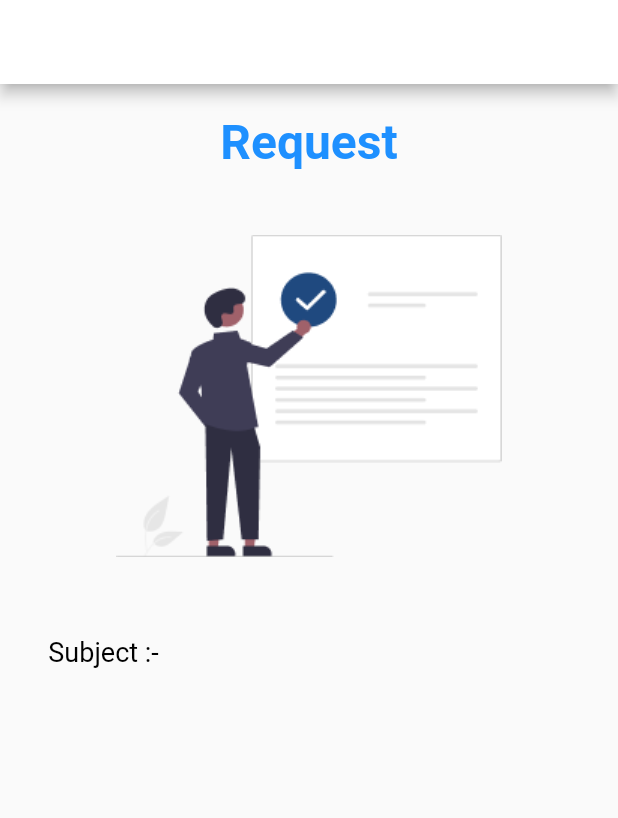
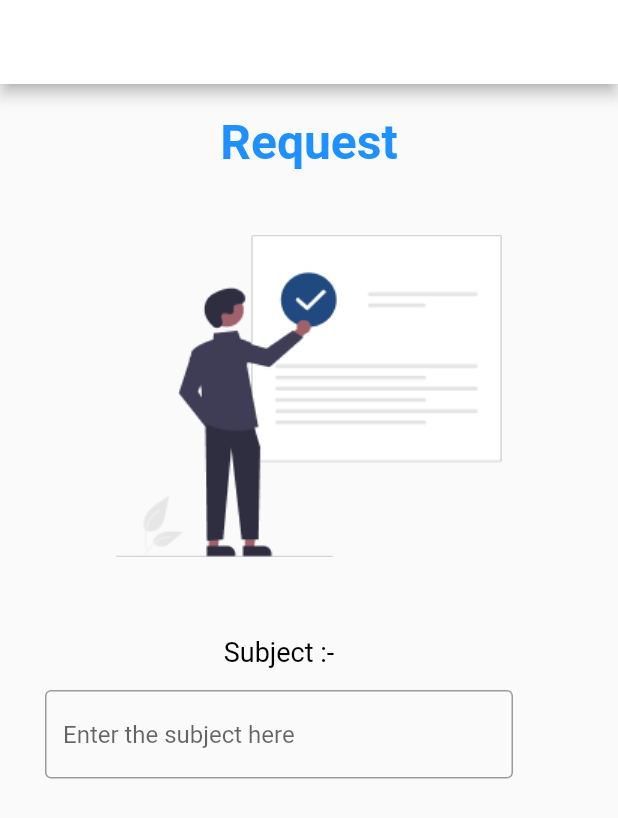
Before and after one commit to Yasodkai11/MAD, a Flutter app: the request screen opened directly, on a phone screen of 412 x 824 dp. Shown: the top 818 px of the screen. Run offline on Flutter 3.47's test engine with Material 2 defaults, Android fonts, the phone set to English and light mode, and no system bars; our stand-ins replace quickalert.

Commit message:
Text Field

```diff
--- a/unity_world/lib/pages/Request/request_form.dart
+++ b/unity_world/lib/pages/Request/request_form.dart
@@ -60,6 +60,13 @@ class _requestState extends State<request> {
                     textAlign: TextAlign.center,
                     style: TextStyle(color: Colors.black, fontSize: 18),
                   ),
+                  SizedBox(height: 15.0),
+                  TextField(
+                    decoration: InputDecoration(
+                      border: OutlineInputBorder(),
+                      hintText: 'Enter the subject here',
+                    ),
+                  ),
                 ],
               ),
             ),
```
